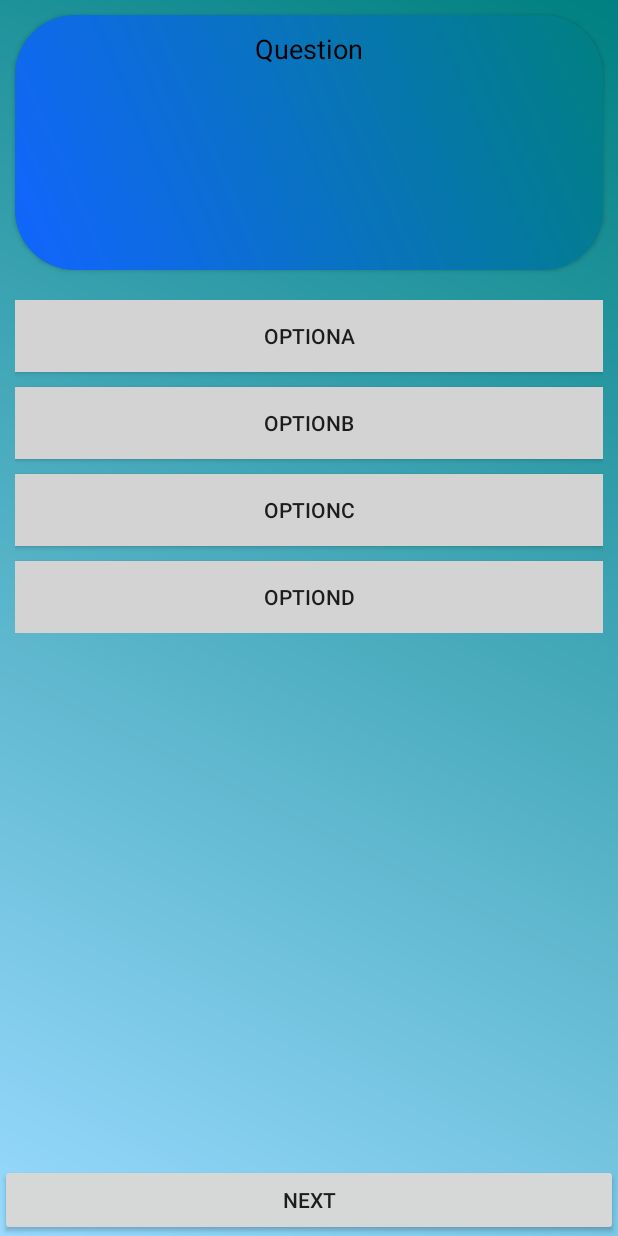
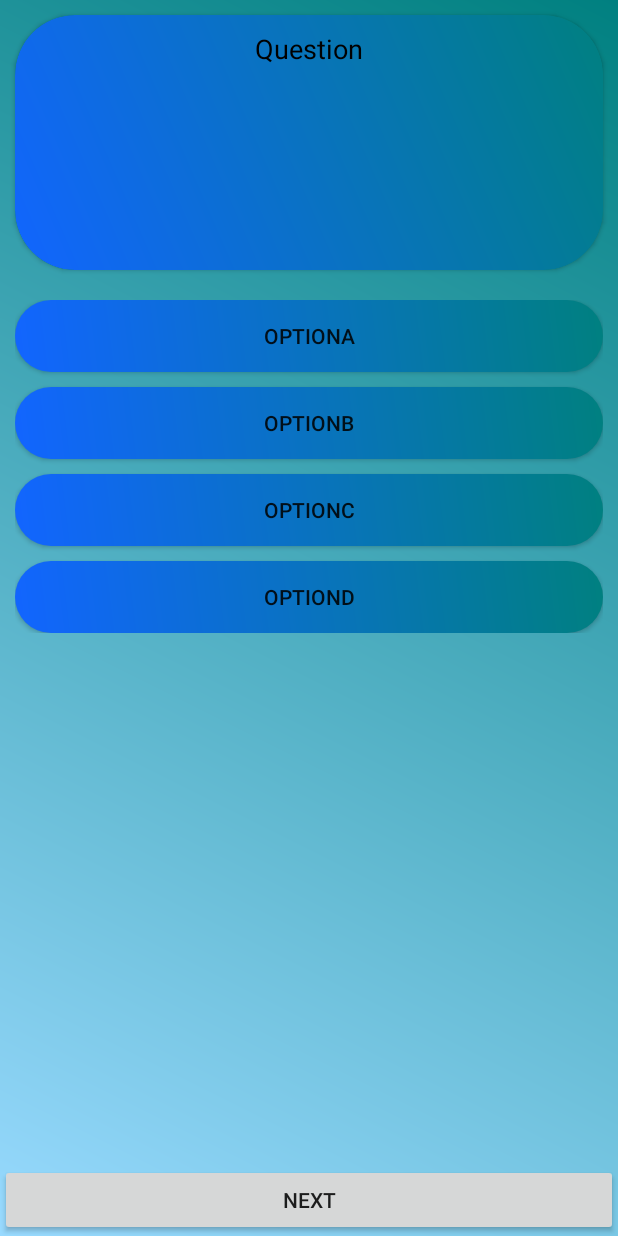
Before and after one commit to ayamit92/HakunaMatata, an Android app: the GameActivity screen opened directly, with no data from a screen before it, on a phone screen of 412 x 824 dp. Run offline under Robolectric (Android 15) with nearby library versions, the light colour scheme and no system bars; our stand-ins replace Firebase (no records; nobody signed in at launch, a user with empty details on screens opened directly); 6 statements that could not run were skipped.

Commit message:
background and custom button added

```diff
--- a/app/src/main/java/com/ayamit92/kbc/GameActivity.java
+++ b/app/src/main/java/com/ayamit92/kbc/GameActivity.java
@@ -4,6 +4,7 @@ import android.content.Context;
 import android.content.Intent;
 import android.content.SharedPreferences;
 import android.graphics.Color;
+import android.support.v4.content.ContextCompat;
 import android.support.v7.app.AppCompatActivity;
 import android.os.Bundle;
 import android.util.Log;
@@ -61,40 +62,40 @@ public class GameActivity extends AppCompatActivity {
 
                 case R.id.button4:
                     if (((String) optiona.getText()).equals(MainActivity.episodeQuestionMap.get(episodeName).get(count).getAnswer())) {
-                        optiona.setBackgroundColor(Color.GREEN);
+                        optiona.setBackgroundResource(R.drawable.angrytoolbackground4);
                         flag = true;
                     } else {
-                        optiona.setBackgroundColor(Color.RED);
+                        optiona.setBackgroundResource(R.drawable.angrytoolbackground3);
                     }
                     highlightcorrect();
                     break;
 
                 case R.id.button5:
                     if (((String) optionb.getText()).equals(MainActivity.episodeQuestionMap.get(episodeName).get(count).getAnswer())) {
-                        optionb.setBackgroundColor(Color.GREEN);
+                        optionb.setBackgroundResource(R.drawable.angrytoolbackground4);
                         flag = true;
                     } else {
-                        optionb.setBackgroundColor(Color.RED);
+                        optionb.setBackgroundResource(R.drawable.angrytoolbackground3);
                     }
                     highlightcorrect();
                     break;
 
                 case R.id.button6:
                     if (((String) optionc.getText()).equals(MainActivity.episodeQuestionMap.get(episodeName).get(count).getAnswer())) {
-                        optionc.setBackgroundColor(Color.GREEN);
+                        optionc.setBackgroundResource(R.drawable.angrytoolbackground4);
                         flag = true;
                     } else {
-                        optionc.setBackgroundColor(Color.RED);
+                        optionc.setBackgroundResource(R.drawable.angrytoolbackground3);
                     }
                     highlightcorrect();
                     break;
 
                 case R.id.button7:
                     if (((String) optiond.getText()).equals(MainActivity.episodeQuestionMap.get(episodeName).get(count).getAnswer())) {
-                        optiond.setBackgroundColor(Color.GREEN);
+                        optiond.setBackgroundResource(R.drawable.angrytoolbackground4);
                         flag = true;
                     } else {
-                        optiond.setBackgroundColor(Color.RED);
+                        optiond.setBackgroundResource(R.drawable.angrytoolbackground3);
                     }
                     highlightcorrect();
                     break;
@@ -123,21 +124,22 @@ public class GameActivity extends AppCompatActivity {
         question.setText(Integer.toString(count + 1) + ". " + MainActivity.episodeQuestionMap.get(episodeName).get(count).getQuestion());
         answer.setText("");
 
-        optiona.setBackgroundColor(0xFFD3D3D3);
-        optionb.setBackgroundColor(0xFFD3D3D3);
-        optionc.setBackgroundColor(0xFFD3D3D3);
-        optiond.setBackgroundColor(0xFFD3D3D3);
+        //optiona.setBackgroundColor(0xFFD3D3D3);
+        optiona.setBackgroundResource(R.drawable.angrytoolbackground2);
+        optionb.setBackgroundResource(R.drawable.angrytoolbackground2);
+        optionc.setBackgroundResource(R.drawable.angrytoolbackground2);
+        optiond.setBackgroundResource(R.drawable.angrytoolbackground2);
     }
 
     public void highlightcorrect() {
         if (((String) optiona.getText()).equals(MainActivity.episodeQuestionMap.get(episodeName).get(count).getAnswer()))
-            optiona.setBackgroundColor(Color.GREEN);
+            optiona.setBackgroundResource(R.drawable.angrytoolbackground4);
         if (((String) optionb.getText()).equals(MainActivity.episodeQuestionMap.get(episodeName).get(count).getAnswer()))
-            optionb.setBackgroundColor(Color.GREEN);
+            optionb.setBackgroundResource(R.drawable.angrytoolbackground4);
         if (((String) optionc.getText()).equals(MainActivity.episodeQuestionMap.get(episodeName).get(count).getAnswer()))
-            optionc.setBackgroundColor(Color.GREEN);
+            optionc.setBackgroundResource(R.drawable.angrytoolbackground4);
         if (((String) optiond.getText()).equals(MainActivity.episodeQuestionMap.get(episodeName).get(count).getAnswer()))
-            optiond.setBackgroundColor(Color.GREEN);
+            optiond.setBackgroundResource(R.drawable.angrytoolbackground4);
     }
 
     @Override
--- /dev/null
+++ b/app/src/main/res/drawable/angrytoolbackground3.xml
@@ -0,0 +1,8 @@
+<shape xmlns:android="http://schemas.android.com/apk/res/android" android:shape="rectangle" >
+    <gradient
+        android:type="linear"
+        android:startColor="#FFff0000"
+        android:endColor="#FF000000"
+        android:angle="45"/>
+    <corners android:radius="40dp"/>
+</shape>
--- /dev/null
+++ b/app/src/main/res/drawable/angrytoolbackground4.xml
@@ -0,0 +1,8 @@
+<shape xmlns:android="http://schemas.android.com/apk/res/android" android:shape="rectangle" >
+    <gradient
+        android:type="linear"
+        android:startColor="#FF9DFF2E"
+        android:endColor="#FF008080"
+        android:angle="45"/>
+    <corners android:radius="40dp"/>
+</shape>
--- a/app/src/main/res/layout/activity_episode_list.xml
+++ b/app/src/main/res/layout/activity_episode_list.xml
@@ -4,6 +4,7 @@
     xmlns:tools="http://schemas.android.com/tools"
     android:layout_width="match_parent"
     android:layout_height="match_parent"
+    android:background="@drawable/angrytoolbackground"
     tools:context=".EpisodeListActivity">
 
     <ListView
--- a/app/src/main/res/layout/activity_game.xml
+++ b/app/src/main/res/layout/activity_game.xml
@@ -51,7 +51,7 @@
         android:layout_width="match_parent"
         android:layout_height="wrap_content"
         android:onClick="response"
-        android:background="@drawable/buttonshape"
+        android:background="@drawable/angrytoolbackground2"
         android:text="optionA" />
 
     <Button
--- a/app/src/main/res/layout/activity_main.xml
+++ b/app/src/main/res/layout/activity_main.xml
@@ -5,7 +5,6 @@
     android:layout_width="match_parent"
     android:layout_height="match_parent"
     android:background="@drawable/kbc4"
-    android:onClick="download"
     tools:context=".MainActivity">
 
     <android.support.v7.widget.Toolbar
--- a/app/src/main/res/layout/activity_year_list.xml
+++ b/app/src/main/res/layout/activity_year_list.xml
@@ -4,6 +4,7 @@
     xmlns:tools="http://schemas.android.com/tools"
     android:layout_width="match_parent"
     android:layout_height="match_parent"
+    android:background="@drawable/angrytoolbackground"
     tools:context=".YearListActivity">
 
     <!--<ListView-->
```
